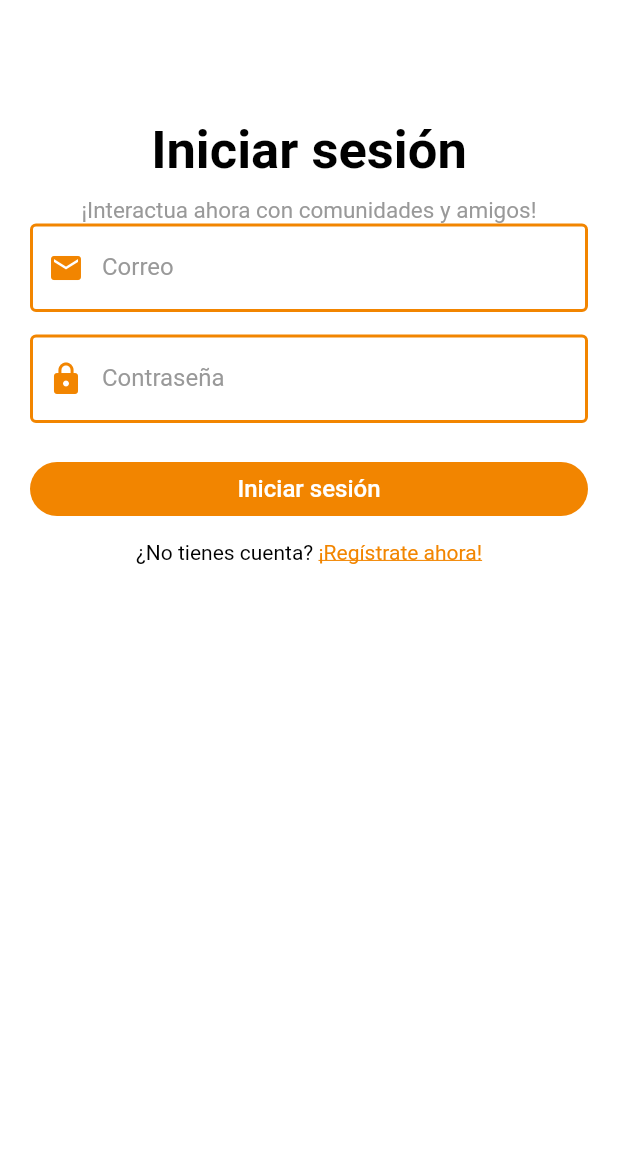
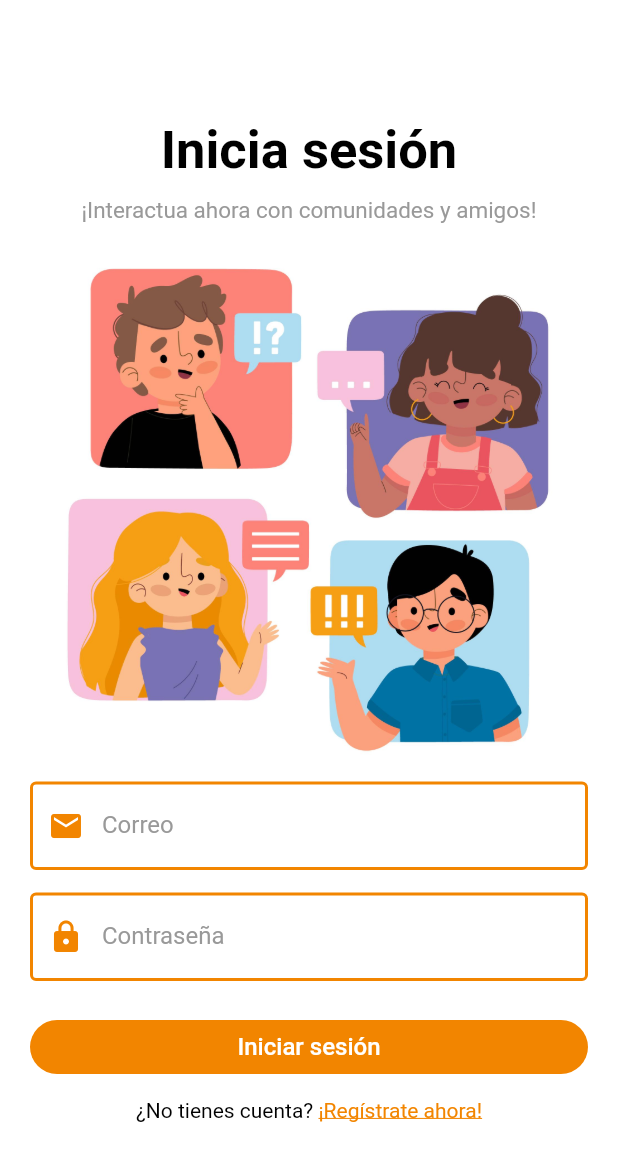
Before and after one commit to SantiagoEsC/RedSocial, a Flutter app: the screen it shows after launch, on a phone screen of 412 x 824 dp. Shown: the top 1161 px of the screen. Run offline on Flutter 3.47's test engine with Material 2 defaults, Android fonts, the phone set to English and light mode, and no system bars; our stand-ins replace cloud_firestore, firebase_auth, firebase_core, shared_preferences; missing offline and left inert: cloud_firestore_web, firebase_auth_web, firebase_core_web, shared_preferences_web; accounts and stored records are empty.

Commit message:
Ultima version

```diff
--- a/lib/pages/auth/login_page.dart
+++ b/lib/pages/auth/login_page.dart
@@ -41,7 +41,7 @@ class _LoginPageState extends State<LoginPage> {
                       crossAxisAlignment: CrossAxisAlignment.center,
                       children: <Widget>[
                         const Text(
-                          "Iniciar sesión",
+                          "Inicia sesión",
                           style: TextStyle(color: Colors.black,
                               fontSize: 35, fontWeight: FontWeight.bold),
                         ),
@@ -49,7 +49,7 @@ class _LoginPageState extends State<LoginPage> {
                         const Text("¡Interactua ahora con comunidades y amigos!",
                             style: TextStyle(
                                 fontSize: 15, fontWeight: FontWeight.w400, color: Color(0xFF999999))),
-                        // Image.asset("assets/login.png"),
+                        Image.asset("assets/login.png"),
                         TextFormField(
                           cursorColor: Color(0xFFF28500),
                           style: TextStyle(color: Colors.black),
--- a/lib/pages/auth/register_page.dart
+++ b/lib/pages/auth/register_page.dart
@@ -38,7 +38,7 @@ class _RegisterPageState extends State<RegisterPage> {
                       crossAxisAlignment: CrossAxisAlignment.center,
                       children: <Widget>[
                         const Text(
-                          "Iniciar sesión",
+                          "Regístrate",
                           style: TextStyle(
                             color: Colors.black,
                               fontSize: 40, fontWeight: FontWeight.bold),
@@ -49,7 +49,7 @@ class _RegisterPageState extends State<RegisterPage> {
                              style: TextStyle(
                                color: Color(0xFF999999),
                                  fontSize: 15, fontWeight: FontWeight.w400)),
-                        //  Image.asset("assets/register.png"),
+                        Image.asset("assets/register.png"),
                         TextFormField(
                           cursorColor: Color(0xFFF28500),
                           style: TextStyle(color: Colors.black),
--- a/lib/pages/home_page.dart
+++ b/lib/pages/home_page.dart
@@ -217,6 +217,7 @@ class _HomePageState extends State<HomePage> {
                               color: Theme.of(context).primaryColor),
                         )
                       : TextField(
+                        cursorColor: Color(0xFFF28500),
                           onChanged: (val) {
                             setState(() {
                               groupName = val;
@@ -245,7 +246,7 @@ class _HomePageState extends State<HomePage> {
                     Navigator.of(context).pop();
                   },
                   style: ElevatedButton.styleFrom(
-                      primary: Theme.of(context).primaryColor),
+                      primary: Colors.red),
                   child: const Text("CANCELAR"),
                 ),
                 ElevatedButton(
@@ -267,7 +268,7 @@ class _HomePageState extends State<HomePage> {
                     }
                   },
                   style: ElevatedButton.styleFrom(
-                      primary: Theme.of(context).primaryColor),
+                      primary: Colors.green),
                   child: const Text("CREAR"),
                 )
               ],
```
Also changed, not shown: lib/main.dart (+0 -28 lines), assets/login.png, assets/register.png, 3 other files.
